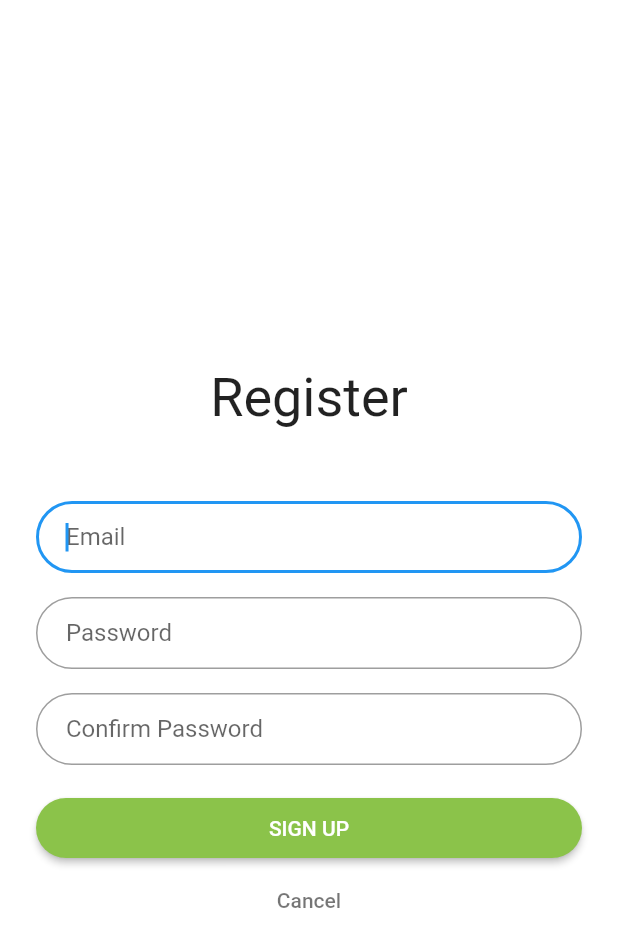
After one commit to AIR-FOI-HR/AIR2005, a Flutter app: the RegisterPage screen opened directly, on a phone screen of 412 x 824 dp. The commit adds this screen. Shown: the top 947 px of the screen. Run offline on Flutter 3.47's test engine with Material 2 defaults, Android fonts, the phone set to English and light mode, and no system bars; our stand-ins replace cloud_firestore, firebase_auth, firebase_core, flutter_datetime_picker, rflutter_alert, table_calendar; missing offline and left inert: firebase_helpers; accounts and stored records are empty; network calls fail.

Commit message:
Spojena implementacija sa prijavom i registracijom

```diff
--- a/planerify/lib/main.dart
+++ b/planerify/lib/main.dart
@@ -1,5 +1,7 @@
 import 'package:firebase_core/firebase_core.dart';
 import 'package:flutter/material.dart';
+import 'package:planerify/login.dart';
+import 'package:planerify/register.dart';
 import 'package:planerify/screens/mainScreen.dart';
 
 
@@ -7,5 +9,6 @@ import 'package:planerify/screens/mainScreen.dart';
 void main() async {
   WidgetsFlutterBinding.ensureInitialized();
   await Firebase.initializeApp();
-  runApp(IconButtonApp());
+  runApp(MaterialApp(
+  home: LoginPage()));
 }
--- /dev/null
+++ b/planerify/lib/register.dart
@@ -0,0 +1,188 @@
+// Adapted from https://github.com/kevinjnguyen/flutter-firebase-registration-ui
+
+import 'package:flutter/material.dart';
+import 'package:firebase_auth/firebase_auth.dart';
+import 'package:flutter/services.dart';
+import 'package:planerify/screens/mainScreen.dart';
+
+class RegisterPage extends StatefulWidget {
+  static String tag = 'register-page';
+  @override
+  _RegisterPageState createState() => new _RegisterPageState();
+}
+
+class _RegisterPageState extends State<RegisterPage> {
+  // Create a global key that will uniquely identify the Form widget and allow
+  // us to validate the form
+  //
+  // Note: This is a GlobalKey<FormState>, not a GlobalKey<MyCustomFormState>!
+  final _formKey = GlobalKey<FormState>();
+  final emailTextEditController = new TextEditingController();
+  final passwordTextEditController = new TextEditingController();
+  final confirmPasswordTextEditController = new TextEditingController();
+
+  final FocusNode _emailFocus = FocusNode();
+  final FocusNode _passwordFocus = FocusNode();
+  final FocusNode _confirmPasswordFocus = FocusNode();
+
+  final FirebaseAuth _firebaseAuth = FirebaseAuth.instance;
+
+  String _errorMessage = '';
+
+  void processError(final PlatformException error) {
+    setState(() {
+      _errorMessage = error.message;
+    });
+  }
+
+  @override
+  Widget build(BuildContext context) {
+    return Scaffold(
+      backgroundColor: Colors.white,
+      body: Center(
+          child: Form(
+              key: _formKey,
+              child: ListView(
+                shrinkWrap: true,
+                padding: EdgeInsets.only(top: 36.0, left: 24.0, right: 24.0),
+                children: <Widget>[
+                  Padding(
+                    padding: EdgeInsets.all(8.0),
+                    child: Text(
+                      'Register',
+                      style: TextStyle(fontSize: 36.0, color: Colors.black87),
+                      textAlign: TextAlign.center,
+                    ),
+                  ),
+                  Padding(
+                    padding: EdgeInsets.all(8.0),
+                    child: Text(
+                      '$_errorMessage',
+                      style: TextStyle(fontSize: 14.0, color: Colors.red),
+                      textAlign: TextAlign.center,
+                    ),
+                  ),
+                  Padding(
+                    padding: EdgeInsets.symmetric(vertical: 8.0),
+                    child: TextFormField(
+                      validator: (value) {
+                        if (value.isEmpty || !value.contains('@')) {
+                          return 'Please enter a valid email.';
+                        }
+                        return null;
+                      },
+                      controller: emailTextEditController,
+                      keyboardType: TextInputType.emailAddress,
+                      autofocus: true,
+                      textInputAction: TextInputAction.next,
+                      focusNode: _emailFocus,
+                      onFieldSubmitted: (term) {
+                        FocusScope.of(context).requestFocus(_passwordFocus);
+                      },
+                      decoration: InputDecoration(
+                        hintText: 'Email',
+                        contentPadding:
+                        EdgeInsets.fromLTRB(20.0, 10.0, 20.0, 10.0),
+                        border: OutlineInputBorder(
+                            borderRadius: BorderRadius.circular(32.0)),
+                      ),
+                    ),
+                  ),
+                  Padding(
+                    padding: EdgeInsets.symmetric(vertical: 8.0),
+                    child: TextFormField(
+                      validator: (value) {
+                        if (value.length < 8) {
+                          return 'Password must be longer than 8 characters.';
+                        }
+                        return null;
+                      },
+                      autofocus: false,
+                      obscureText: true,
+                      controller: passwordTextEditController,
+                      textInputAction: TextInputAction.next,
+                      focusNode: _passwordFocus,
+                      onFieldSubmitted: (term) {
+                        FocusScope.of(context)
+                            .requestFocus(_confirmPasswordFocus);
+                      },
+                      decoration: InputDecoration(
+                        hintText: 'Password',
+                        contentPadding:
+                        EdgeInsets.fromLTRB(20.0, 10.0, 20.0, 10.0),
+                        border: OutlineInputBorder(
+                            borderRadius: BorderRadius.circular(32.0)),
+                      ),
+                    ),
+                  ),
+                  Padding(
+                    padding: EdgeInsets.symmetric(vertical: 8.0),
+                    child: TextFormField(
+                      autofocus: false,
+                      obscureText: true,
+                      controller: confirmPasswordTextEditController,
+                      focusNode: _confirmPasswordFocus,
+                      textInputAction: TextInputAction.done,
+                      validator: (value) {
+                        if (passwordTextEditController.text.length > 8 &&
+                            passwordTextEditController.text != value) {
+                          return 'Passwords do not match.';
+                        }
+                        return null;
+                      },
+                      decoration: InputDecoration(
+                        hintText: 'Confirm Password',
+                        contentPadding:
+                        EdgeInsets.fromLTRB(20.0, 10.0, 20.0, 10.0),
+                        border: OutlineInputBorder(
+                            borderRadius: BorderRadius.circular(32.0)),
+                      ),
+                    ),
+                  ),
+                  Padding(
+                    padding: EdgeInsets.only(top: 10.0),
+                    child: RaisedButton(
+                      shape: RoundedRectangleBorder(
+                        borderRadius: BorderRadius.circular(24),
+                      ),
+                      onPressed: () {
+
+                        if (_formKey.currentState.validate()) {
+                          _firebaseAuth
+                              .createUserWithEmailAndPassword(
+                              email: emailTextEditController.text,
+                              password: passwordTextEditController.text)
+                              .then((userInfoValue) {
+                             //Navigator.of(context).pushNamed(HomePage.tag);
+                            Navigator.push(
+                                context,
+                                MaterialPageRoute(builder: (context) => IconButtonApp())
+                            );
+                          })
+                              .catchError((onError) {
+                            processError(onError);
+                          });
+                        }
+                      },
+                      padding: EdgeInsets.all(12),
+                      color: Colors.lightGreen,
+                      child: Text('Sign Up'.toUpperCase(),
+                          style: TextStyle(color: Colors.white)),
+                    ),
+                  ),
+                  Padding(
+                      padding: EdgeInsets.zero,
+                      child: FlatButton(
+                        child: Text(
+                          'Cancel',
+                          style: TextStyle(color: Colors.black54),
+                        ),
+                        onPressed: () {
+                          Navigator.pop(context);
+                        },
+                      ))
+                ],
+              ))),
+    );
+  }
+}
--- a/planerify/lib/screens/mainScreen.dart
+++ b/planerify/lib/screens/mainScreen.dart
@@ -1,3 +1,4 @@
+import 'package:firebase_auth/firebase_auth.dart';
 import 'package:flutter/material.dart';
 import 'package:planerify/models/menuOption.dart';
 import 'package:planerify/support/menuList.dart';
@@ -9,6 +10,7 @@ import 'notes.dart';
 
 class IconButtonApp extends StatelessWidget {
   static const String _title = 'Planerify';
+
 
   @override
   Widget build(BuildContext context) {
@@ -32,7 +34,11 @@ class IconButtonApp extends StatelessWidget {
 }
 
 Widget _itemBuilder(BuildContext context, int index) {
+  final FirebaseAuth _firebaseAuth = FirebaseAuth.instance;
+
   MenuOption menuOption = getInstance(index);
+  print(_firebaseAuth.currentUser.email);
+  print(_firebaseAuth.currentUser.uid);
   return  Card(
           child: InkWell(
           splashColor: Colors.black12,
--- a/planerify/lib/screens/notes.dart
+++ b/planerify/lib/screens/notes.dart
@@ -1,4 +1,5 @@
 import 'package:cloud_firestore/cloud_firestore.dart';
+import 'package:firebase_auth/firebase_auth.dart';
 import 'package:flutter/cupertino.dart';
 import 'package:flutter/material.dart';
 import 'package:planerify/models/note.dart';
@@ -36,10 +37,11 @@ class _NotesView extends WidgetView<Notes, _NotesController> {
   }
 
   Widget _buildBody(BuildContext context) {
-
+    final FirebaseAuth _firebaseAuth = FirebaseAuth.instance;
+    var user = _firebaseAuth.currentUser.uid;
     //database
     return StreamBuilder<QuerySnapshot>(
-      stream: FirebaseFirestore.instance.collection('note-01').snapshots(),
+      stream: FirebaseFirestore.instance.collection('notes').where("user_id", isEqualTo: user).snapshots(),
       builder: (context, snapshot) {
         if (!snapshot.hasData)
           return LinearProgressIndicator();
--- a/planerify/pubspec.yaml
+++ b/planerify/pubspec.yaml
@@ -25,6 +25,7 @@ dependencies:
     sdk: flutter
   cloud_firestore: ^0.14.2
   firebase_core: ^0.5.1
+  firebase_auth: ^0.18.4+1
   provider: ^4.0.2
   table_calendar: ^2.3.1
   shared_preferences: ^0.5.12+4
```
Also changed, not shown: planerify/lib/login.dart (+14 -3 lines), planerify/lib/screens/editNote.dart (+11 -9 lines), planerify/pubspec.lock.
